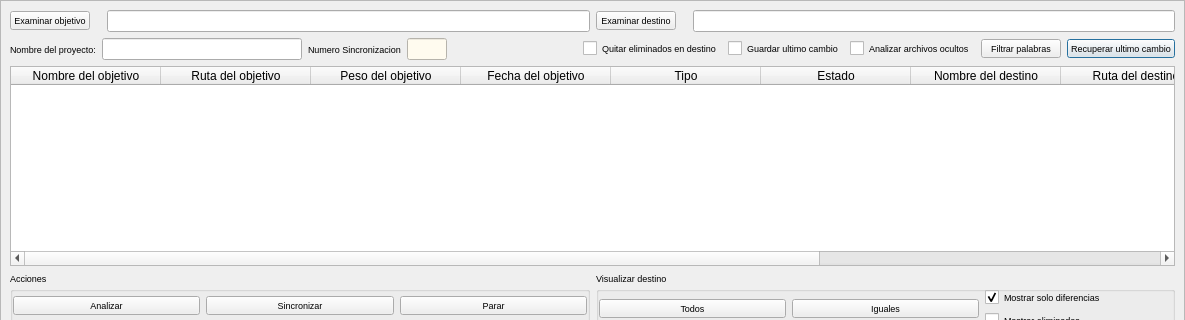
Before: the Qt Designer form sincrono.ui in kapyderi/recoverdrake-v3, drawn with Qt 5; both pictures show x 0 to 1185 and y 0 to 320 of the 1185 by 615 pixel window.
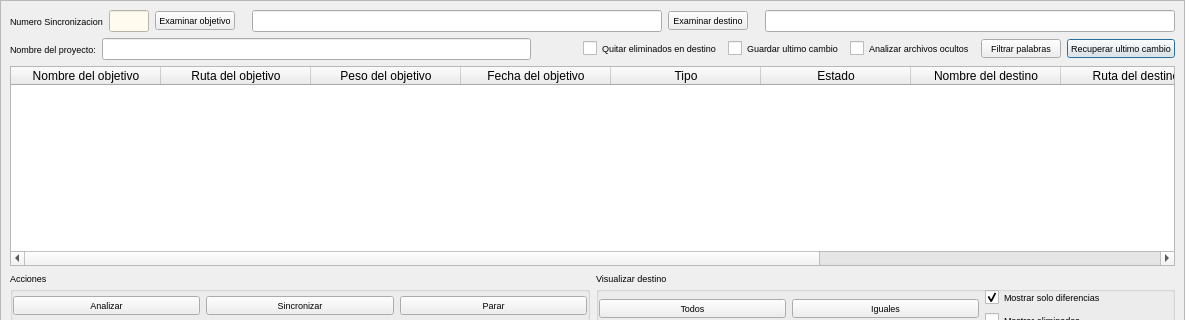
After: the same form once the commit is applied. Icons and pictures are not drawn.

```diff
--- a/sincrono.ui
+++ b/sincrono.ui
@@ -38,7 +38,7 @@
    <property name="spacing">
     <number>0</number>
    </property>
-   <item row="0" column="1">
+   <item row="0" column="0">
     <widget class="QScrollArea" name="scrollArea">
      <property name="widgetResizable">
       <bool>true</bool>
@@ -48,18 +48,11 @@
        <rect>
         <x>0</x>
         <y>0</y>
-        <width>1255</width>
-        <height>599</height>
+        <width>1183</width>
+        <height>613</height>
        </rect>
       </property>
       <layout class="QGridLayout" name="gridLayout_5">
-       <item row="1" column="1">
-        <widget class="QLabel" name="label_5">
-         <property name="text">
-          <string>Numero Sincronizacion</string>
-         </property>
-        </widget>
-       </item>
        <item row="2" column="0" colspan="9">
         <widget class="QTableWidget" name="tableWidget_2">
          <property name="minimumSize">
@@ -163,19 +156,6 @@
          </property>
         </widget>
        </item>
-       <item row="1" column="3">
-        <spacer name="horizontalSpacer">
-         <property name="orientation">
-          <enum>Qt::Horizontal</enum>
-         </property>
-         <property name="sizeHint" stdset="0">
-          <size>
-           <width>40</width>
-           <height>20</height>
-          </size>
-         </property>
-        </spacer>
-       </item>
        <item row="1" column="6">
         <widget class="QCheckBox" name="checkBox_3">
          <property name="text">
@@ -284,7 +264,7 @@
        </item>
        <item row="0" column="0" colspan="9">
         <layout class="QGridLayout" name="gridLayout_3">
-         <item row="0" column="0">
+         <item row="0" column="2">
           <widget class="QPushButton" name="pushButton">
            <property name="toolTip">
             <string>Examinar el directorio fuente para sincronizacion</string>
@@ -310,7 +290,7 @@
            </property>
           </widget>
          </item>
-         <item row="0" column="2">
+         <item row="0" column="4">
           <widget class="QLineEdit" name="lineEdit">
            <property name="toolTip">
             <string>Ruta de origen.</string>
@@ -323,7 +303,7 @@
            </property>
           </widget>
          </item>
-         <item row="0" column="3">
+         <item row="0" column="5">
           <widget class="QPushButton" name="pushButton_3">
            <property name="toolTip">
             <string>Elegir directorio destino de sincronizacion.</string>
@@ -349,7 +329,7 @@
            </property>
           </widget>
          </item>
-         <item row="0" column="5">
+         <item row="0" column="7">
           <widget class="QLineEdit" name="lineEdit_2">
            <property name="toolTip">
             <string>Ruta de destino.</string>
@@ -362,7 +342,7 @@
            </property>
           </widget>
          </item>
-         <item row="0" column="1">
+         <item row="0" column="3">
           <widget class="QLabel" name="label_2">
            <property name="sizePolicy">
             <sizepolicy hsizetype="Minimum" vsizetype="Minimum">
@@ -375,7 +355,7 @@
            </property>
           </widget>
          </item>
-         <item row="0" column="4">
+         <item row="0" column="6">
           <widget class="QLabel" name="label_4">
            <property name="sizePolicy">
             <sizepolicy hsizetype="Minimum" vsizetype="Minimum">
@@ -388,6 +368,39 @@
            </property>
           </widget>
          </item>
+         <item row="0" column="0">
+          <widget class="QLabel" name="label_5">
+           <property name="text">
+            <string>Numero Sincronizacion</string>
+           </property>
+          </widget>
+         </item>
+         <item row="0" column="1">
+          <widget class="QLineEdit" name="lineEdit_4">
+           <property name="minimumSize">
+            <size>
+             <width>40</width>
+             <height>0</height>
+            </size>
+           </property>
+           <property name="maximumSize">
+            <size>
+             <width>40</width>
+             <height>16777215</height>
+            </size>
+           </property>
+           <property name="styleSheet">
+            <string notr="true">color: rgb(0, 0, 255);
+background-color: rgb(255, 251, 239);</string>
+           </property>
+           <property name="alignment">
+            <set>Qt::AlignCenter</set>
+           </property>
+           <property name="readOnly">
+            <bool>true</bool>
+           </property>
+          </widget>
+         </item>
         </layout>
        </item>
        <item row="3" column="0" colspan="9">
@@ -801,31 +814,18 @@
          </property>
         </widget>
        </item>
-       <item row="1" column="2">
-        <widget class="QLineEdit" name="lineEdit_4">
-         <property name="minimumSize">
-          <size>
-           <width>40</width>
-           <height>0</height>
-          </size>
+       <item row="1" column="1" colspan="3">
+        <spacer name="horizontalSpacer">
+         <property name="orientation">
+          <enum>Qt::Horizontal</enum>
          </property>
-         <property name="maximumSize">
+         <property name="sizeHint" stdset="0">
           <size>
            <width>40</width>
-           <height>16777215</height>
+           <height>20</height>
           </size>
          </property>
-         <property name="styleSheet">
-          <string notr="true">color: rgb(0, 0, 255);
-background-color: rgb(255, 251, 239);</string>
-         </property>
-         <property name="alignment">
-          <set>Qt::AlignCenter</set>
-         </property>
-         <property name="readOnly">
-          <bool>true</bool>
-         </property>
-        </widget>
+        </spacer>
        </item>
       </layout>
      </widget>
```
Left out of the diff: 9 changed lines with no effect on the pictures.
